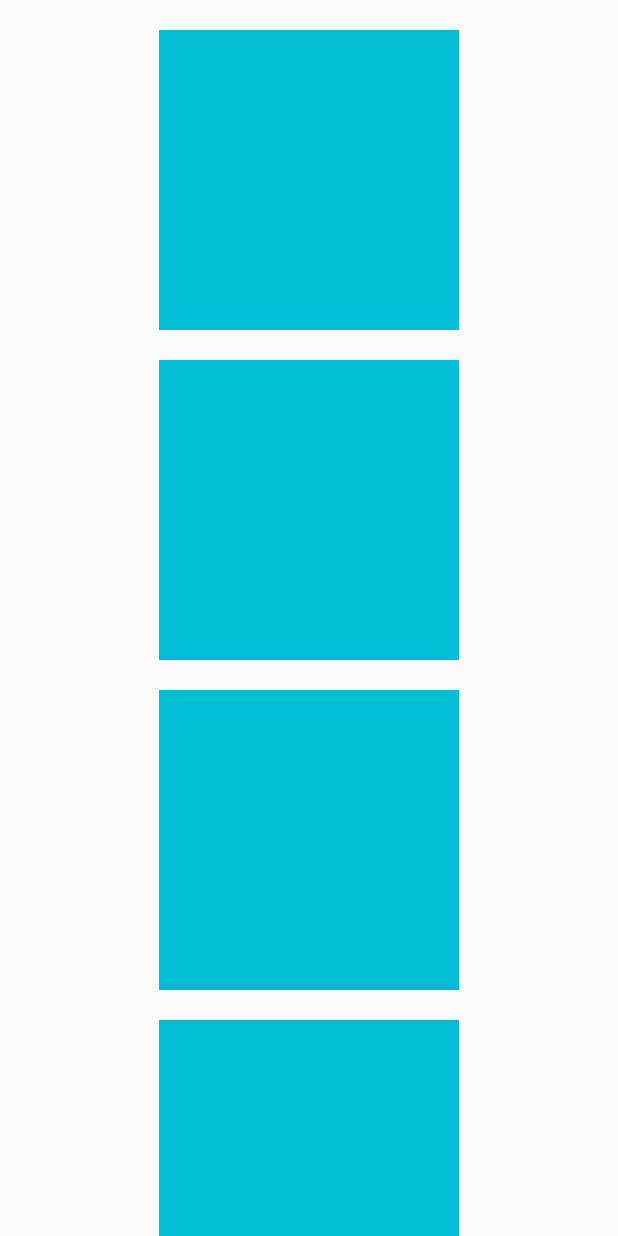
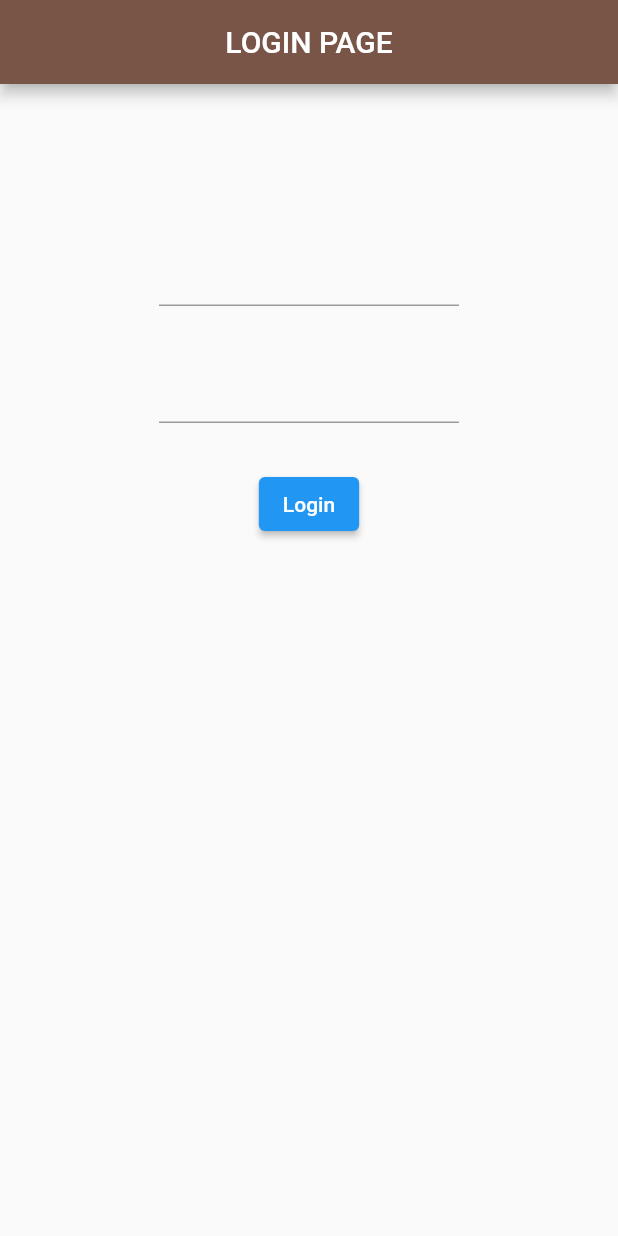
Before and after one commit to GhulamQadir/Flutter-Login-page, a Flutter app: the screen it shows after launch, on a phone screen of 412 x 824 dp. Run offline on Flutter 3.47's test engine with Material 2 defaults, Android fonts, the phone set to English and light mode, and no system bars.

Commit message:
flutter practise

```diff
--- a/lib/main.dart
+++ b/lib/main.dart
@@ -13,44 +13,68 @@ class MyApp extends StatelessWidget {
     return MaterialApp(
       debugShowCheckedModeBanner: false,
       home: Scaffold(
-        body: SingleChildScrollView(
-                  child: Center(
+        appBar: AppBar(
+          title: Center(child: Text("LOGIN PAGE")),
+          backgroundColor: Colors.brown,
+        ),
+        body: Center(
           child: Column(
+            // mainAxisAlignment: MainAxisAlignment.spaceAround,
             children: [
-                SizedBox(height: 20,),
+            SizedBox(height: 100,),
             Container(
-                  height: 200,
               width: 200,
-                  color: Colors.cyan,
+              child: TextField()
               ),
-                SizedBox(height: 20,),
-
+              SizedBox(height: 30,),
               Container(
-                  height: 200,
               width: 200,
-                  color: Colors.cyan,
+              child: TextField()
               ),
-                SizedBox(height: 20,),
-                Container(
-                  height: 200,
-                  width: 200,
-                  color: Colors.cyan,
-                ),
-                SizedBox(height: 20,),
-                Container(
-                  height: 200,
-                  width: 200,
-                  color: Colors.cyan,
-                ),
-                SizedBox(height: 20,),
-                Container(
-                  height: 200,
-                  width: 200,
-                  color: Colors.cyan,
-                ),
-                SizedBox(height: 20,),
+              SizedBox(height: 30,),
+              ElevatedButton(onPressed: (){}, child: Text("Login"))
           ],),
         ),
+
+        // SingleChildScrollView(
+        //           child: Center(
+        //     child: Column(
+        //       children: [
+        //         SizedBox(height: 20,),
+        //         Container(
+        //           height: 200,
+        //           width: 200,
+        //           color: Colors.cyan,
+        //           child: Text("gq tech depar"),
+        //         ),
+        //         SizedBox(height: 20,),
+
+        //         Container(
+        //           height: 200,
+        //           width: 200,
+        //           color: Colors.cyan,
+        //         ),
+        //         SizedBox(height: 20,),
+        //         Container(
+        //           height: 200,
+        //           width: 200,
+        //           color: Colors.cyan,
+        //         ),
+        //         SizedBox(height: 20,),
+        //         Container(
+        //           height: 200,
+        //           width: 200,
+        //           color: Colors.cyan,
+        //         ),
+        //         SizedBox(height: 20,),
+        //         Container(
+        //           height: 200,
+        //           width: 200,
+        //           color: Colors.cyan,
+        //         ),
+        //         SizedBox(height: 20,),
+        //         ],),
+        //   ),
         )
 
 
@@ -64,7 +88,7 @@ class MyApp extends StatelessWidget {
         //     Text("3rd row"),
         //     SizedBox(width: 20,),
         //     ],
-        )
+
 
 
 
```
Lines whose indentation alone changed are shown as unchanged.
